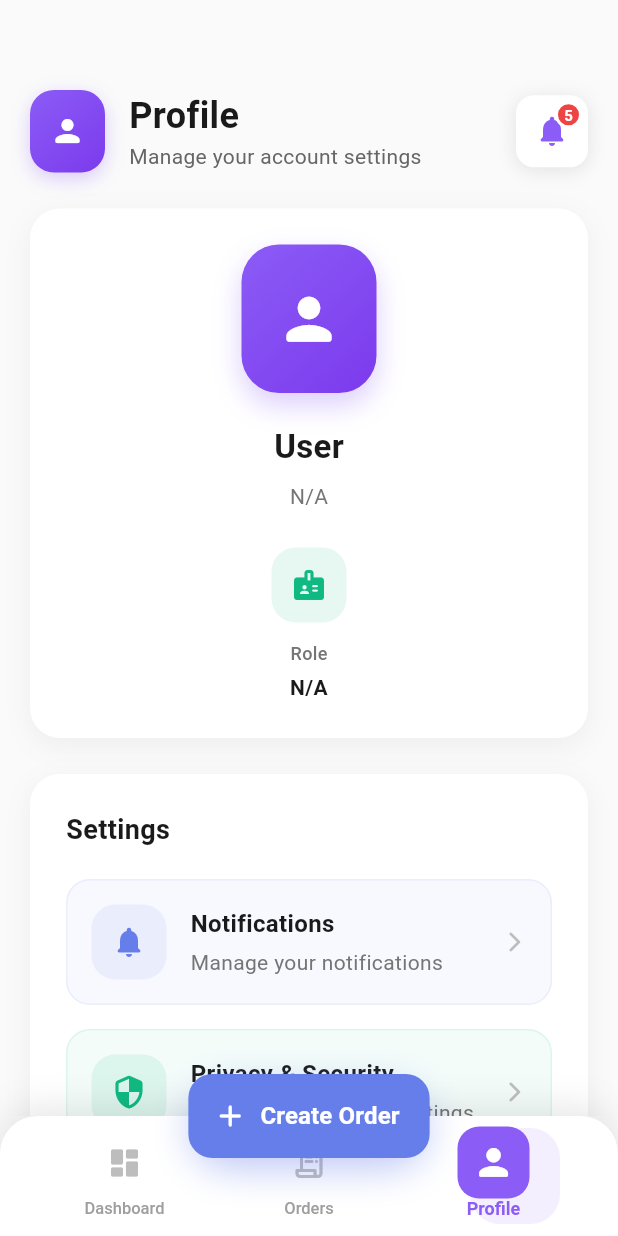
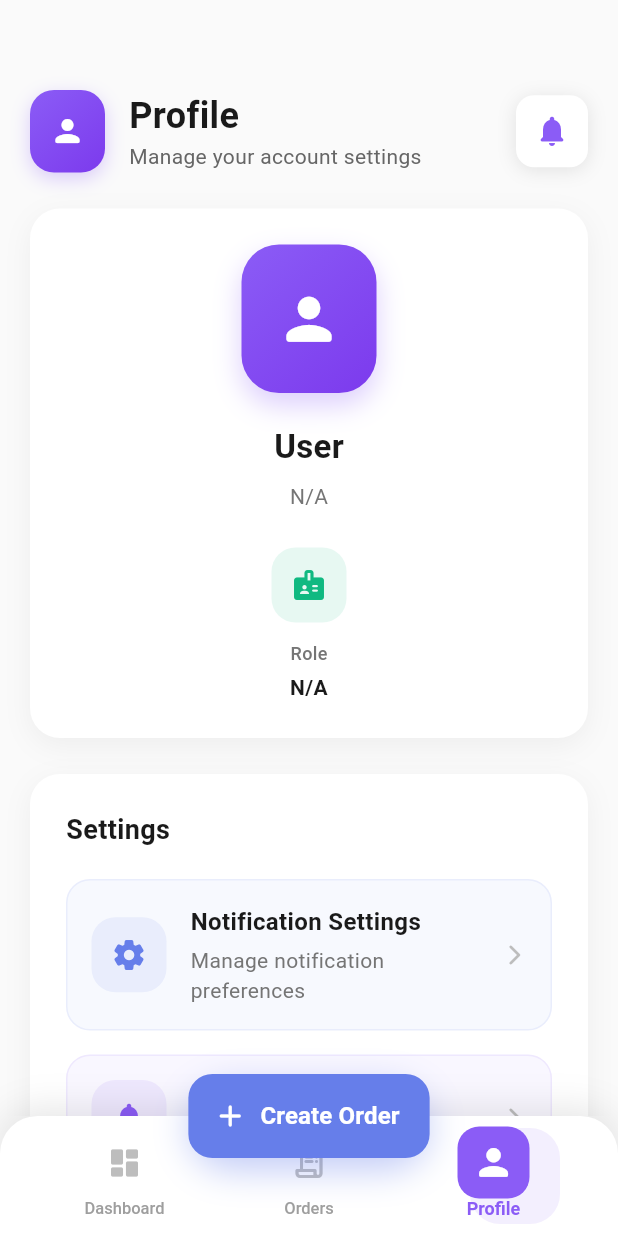
Before and after one commit to itparcelexpress/Client-App, a Flutter app: the HomePage screen opened directly, swiped to page 3, on a phone screen of 412 x 824 dp. Run offline on Flutter 3.47's test engine with Material 3 defaults, Android fonts, the phone set to English and light mode, and no system bars; our stand-ins replace animate_do, bloc, dio, equatable, flutter_bloc, flutter_spinkit and 7 more; missing offline and left inert: mobile_scanner; accounts and stored records are empty; network calls fail; Roboto replaces fonts that are missing (System).

Commit message:
Add client settings feature with models, service, and notification handling updates
- Created `ClientSettingsResponse`, `ClientSettingsData`, and `NotificationSettings` models in core/models
- Implemented `ClientSettingsService` with get/update operations and notification toggle helpers
- Added `clientSettings` endpoint to AppEndPoints
- Updated HomePage to include Notification Settings navigation to new page
- Improved NotificationCubit to recalculate unread count from full notification list
- Fixed NotificationIconWidget to show badge only when unread notifications exist
- Added profile module exports for settings components
- Registered ClientSettingsRepository and ClientSettingsCubit in dependency injection

This commit introduces a complete client settings management system with proper data modeling, service layer, and UI integration while enhancing notification state handling accuracy.

```diff
--- a/lib/core/utilities/app_endpoints.dart
+++ b/lib/core/utilities/app_endpoints.dart
@@ -20,6 +20,9 @@ class AppEndPoints {
 
   // Notifications
   static const String notifications = 'client/notifications';
+
+  // Client Settings
+  static const String clientSettings = 'client_settings';
 
   // Home
   static const String homeStatus = 'mobile_app_homepage_stats';
--- a/lib/features/auth/presentation/pages/home_page.dart
+++ b/lib/features/auth/presentation/pages/home_page.dart
@@ -5,6 +5,7 @@ import 'package:client_app/features/auth/cubit/auth_cubit.dart';
 import 'package:client_app/features/dashboard/cubit/dashboard_cubit.dart';
 import 'package:client_app/features/dashboard/presentation/pages/dashboard_page.dart';
 import 'package:client_app/features/notifications/notifications.dart';
+import 'package:client_app/features/profile/presentation/pages/notification_settings_page.dart';
 import 'package:client_app/features/shipment/cubit/shipment_cubit.dart';
 import 'package:client_app/features/shipment/presentation/pages/orders_list_page.dart';
 import 'package:client_app/features/shipment/presentation/pages/shipment_page.dart';
@@ -524,10 +525,35 @@ class _HomePageState extends State<HomePage> with TickerProviderStateMixin {
             ),
             const SizedBox(height: 20),
             _buildSettingItem(
+              icon: Icons.settings_rounded,
+              title: 'Notification Settings',
+              subtitle: 'Manage notification preferences',
+              color: const Color(0xFF667eea),
+              onTap: () {
+                final user = LocalData.user;
+                final clientId =
+                    user?.id; // Use the main user ID, not client.id
+
+                if (clientId != null) {
+                  Navigator.push(
+                    context,
+                    MaterialPageRoute(
+                      builder:
+                          (context) =>
+                              NotificationSettingsPage(clientId: clientId),
+                    ),
+                  );
+                } else {
+                  _showComingSoon(context, 'Notification Settings');
+                }
+              },
+            ),
+            const SizedBox(height: 16),
+            _buildSettingItem(
               icon: Icons.notifications_rounded,
-              title: 'Notifications',
-              subtitle: 'Manage your notifications',
-              color: const Color(0xFF667eea),
+              title: 'View Notifications',
+              subtitle: 'View all notifications',
+              color: const Color(0xFF8b5cf6),
               onTap:
                   () => Navigator.push(
                     context,
--- a/lib/features/notifications/cubit/notification_cubit.dart
+++ b/lib/features/notifications/cubit/notification_cubit.dart
@@ -96,6 +96,9 @@ class NotificationCubit extends Cubit<NotificationState> {
         final paginationData = response.data;
         _allNotifications.addAll(paginationData.notifications);
         _currentPage = nextPage;
+
+        // Recalculate unread count with all notifications
+        _unreadCount = _allNotifications.where((n) => !n.isRead).length;
 
         emit(
           NotificationLoaded(
--- a/lib/features/notifications/presentation/widgets/notification_icon_widget.dart
+++ b/lib/features/notifications/presentation/widgets/notification_icon_widget.dart
@@ -25,37 +25,19 @@ class NotificationIconWidget extends StatelessWidget {
         builder: (context, state) {
           int unreadCount = 0;
 
-          print(
-            'NotificationIconWidget - Current state: ${state.runtimeType}',
-          ); // Debug
-
           // Calculate unread count from different states
           if (state is NotificationLoaded) {
             unreadCount = state.unreadCount;
-            print(
-              'NotificationIconWidget - Unread count from loaded state: $unreadCount',
-            ); // Debug
           } else if (state is NotificationMarkAsReadSuccess) {
             // Count unread notifications manually
             unreadCount =
                 state.updatedNotifications.where((n) => !n.isRead).length;
-            print(
-              'NotificationIconWidget - Unread count from mark read success: $unreadCount',
-            ); // Debug
           } else if (state is NotificationDeleteSuccess) {
             // Count unread notifications manually
             unreadCount =
                 state.remainingNotifications.where((n) => !n.isRead).length;
-            print(
-              'NotificationIconWidget - Unread count from delete success: $unreadCount',
-            ); // Debug
           }
 
-          print(
-            'NotificationIconWidget - Final unread count: $unreadCount, showBadge: $showBadge',
-          ); // Debug
-
-          // Test with simple Stack widget to verify badge visibility
           return GestureDetector(
             onTap: () => _navigateToNotifications(context),
             child: Stack(
@@ -66,7 +48,8 @@ class NotificationIconWidget extends StatelessWidget {
                   size: size,
                   color: color ?? Colors.grey[600],
                 ),
-                // Simple badge test - always visible
+                // Only show badge if there are unread notifications
+                if (showBadge && unreadCount > 0)
                   Positioned(
                     right: -8,
                     top: -8,
@@ -78,10 +61,10 @@ class NotificationIconWidget extends StatelessWidget {
                         borderRadius: BorderRadius.circular(10),
                         border: Border.all(color: Colors.white, width: 2),
                       ),
-                    child: const Center(
+                      child: Center(
                         child: Text(
-                        '5',
-                        style: TextStyle(
+                          unreadCount > 99 ? '99+' : unreadCount.toString(),
+                          style: const TextStyle(
                             color: Colors.white,
                             fontSize: 10,
                             fontWeight: FontWeight.w600,
```
Also changed, not shown: lib/core/models/client_settings_models.dart (added, +174 -0 lines), lib/core/services/client_settings_service.dart (added, +79 -0 lines), lib/features/profile/profile.dart (added, +11 -0 lines), lib/injections.dart (+8 -0 lines). Lines whose indentation alone changed are shown as unchanged.
